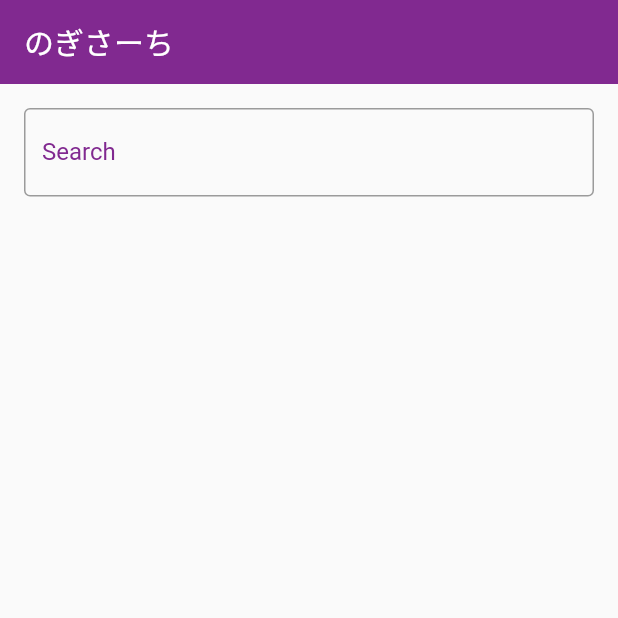
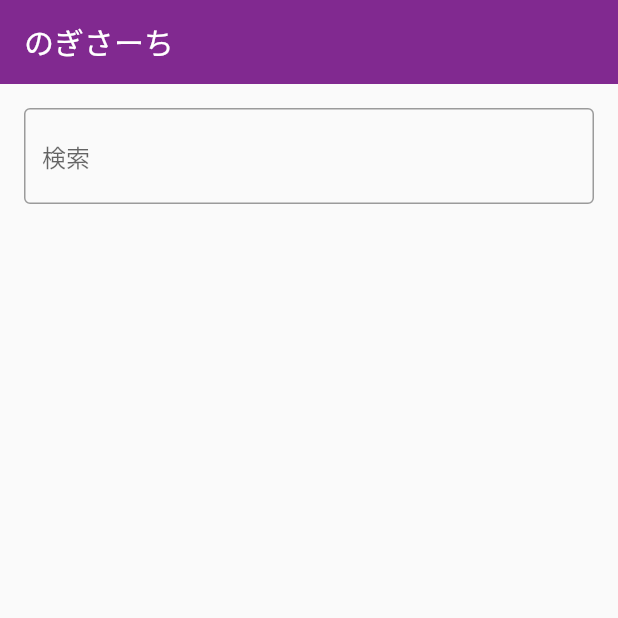
Before and after one commit to kqns91/search_app, a Flutter app: the screen it shows after launch, on a phone screen of 412 x 824 dp, the top half of it. Run offline on Flutter 3.47's test engine with Material 2 defaults, Android fonts, the phone set to English and light mode, and no system bars; missing offline and left inert: dart:ffi, flutter_webview_plugin.

Commit message:
[Change] 検索ボックスのデザイン変更

```diff
--- a/lib/main.dart
+++ b/lib/main.dart
@@ -64,8 +64,7 @@ class _MyAppState extends State<MyApp> {
                 controller: _controller,
                 decoration: const InputDecoration(
                   border: OutlineInputBorder(),
-                  labelText: 'Search',
-                  labelStyle: TextStyle(color: Color(0xFF812990)),
+                  hintText: "検索",
                   focusedBorder: OutlineInputBorder(
                     borderRadius: BorderRadius.all(Radius.circular(10.0)),
                     borderSide: BorderSide(width: 1, color: Color(0xFF812990)),
```
